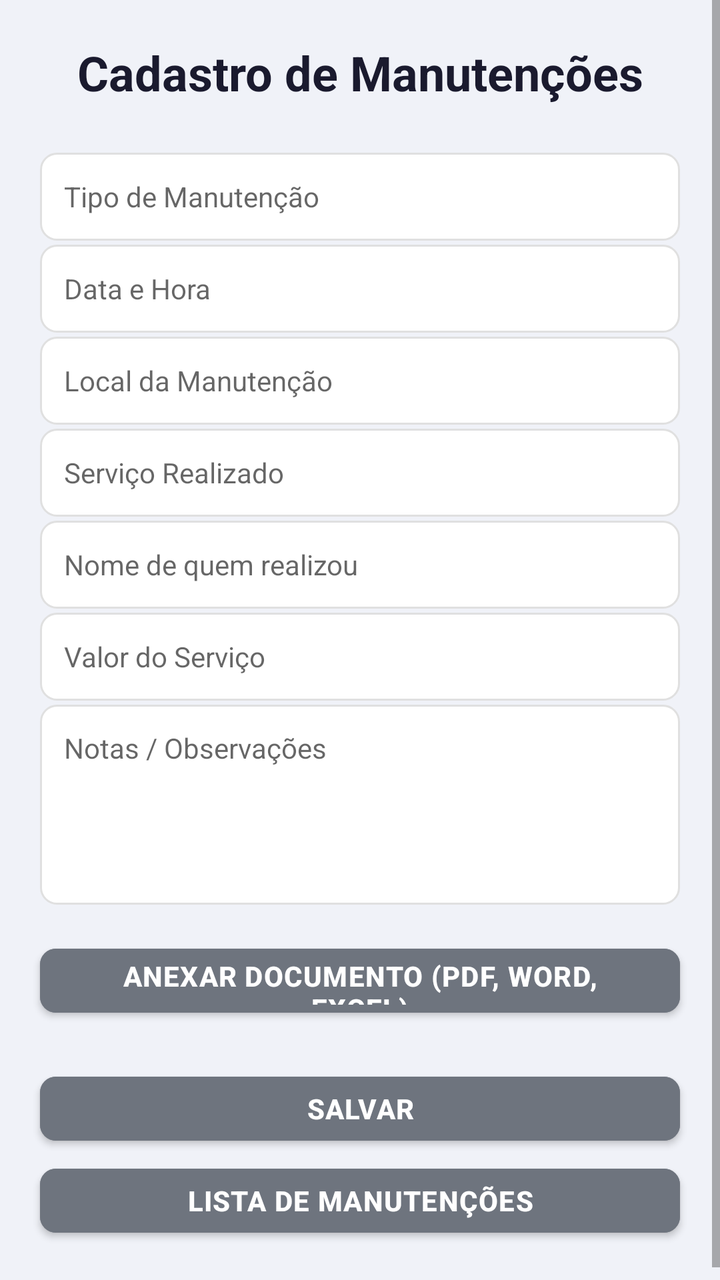
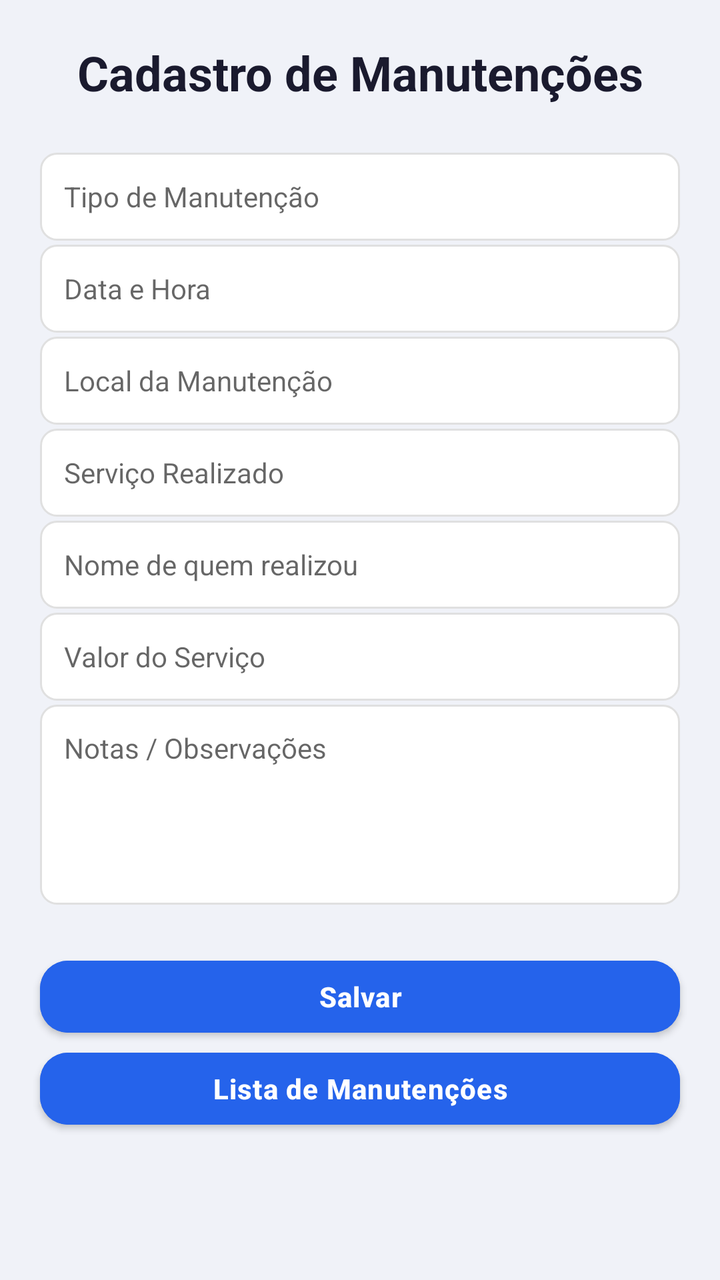

Screens rendered from an Android XML layout before and after an edit, with the pre-edit source and the edit as a unified diff.
<!-- AndroidManifest.xml: application theme AppTheme -->
<!-- res/layout/activity_cadastro_manutencao.xml -->
<?xml version="1.0" encoding="utf-8"?>
<ScrollView xmlns:android="http://schemas.android.com/apk/res/android"
    xmlns:app="http://schemas.android.com/apk/res-auto"
    android:layout_width="match_parent"
    android:layout_height="match_parent"
    android:fillViewport="true"
    android:background="#F0F2F8">

    <androidx.constraintlayout.widget.ConstraintLayout
        android:layout_width="match_parent"
        android:layout_height="wrap_content"
        android:paddingBottom="24dp">

        
        <TextView
            android:id="@+id/textTituloManutencao"
            android:layout_width="0dp"
            android:layout_height="wrap_content"
            android:text="Cadastro de Manutenções"
            android:textSize="24sp"
            android:textStyle="bold"
            android:textColor="#1A1A2E"
            android:gravity="center"
            android:layout_marginTop="20dp"
            app:layout_constraintTop_toTopOf="parent"
            app:layout_constraintStart_toStartOf="parent"
            app:layout_constraintEnd_toEndOf="parent" />

        
        <EditText
            android:id="@+id/editTipoManutencao"
            android:layout_width="0dp"
            android:layout_height="44dp"
            android:layout_marginStart="20dp"
            android:layout_marginEnd="20dp"
            android:layout_marginTop="24dp"
            android:hint="Tipo de Manutenção"
            android:background="@drawable/edittext_background"
            android:paddingStart="12dp"
            android:paddingEnd="12dp"
            android:textSize="14sp"
            app:layout_constraintTop_toBottomOf="@id/textTituloManutencao"
            app:layout_constraintStart_toStartOf="parent"
            app:layout_constraintEnd_toEndOf="parent" />

        
        <EditText
            android:id="@+id/editDataHora"
            android:layout_width="0dp"
            android:layout_height="44dp"
            android:layout_marginStart="20dp"
            android:layout_marginEnd="20dp"
            android:layout_marginTop="2dp"
            android:hint="Data e Hora"
            android:background="@drawable/edittext_background"
            android:paddingStart="12dp"
            android:paddingEnd="12dp"
            android:textSize="14sp"
            android:focusable="false"
            android:clickable="true"
            android:inputType="none"
            app:layout_constraintTop_toBottomOf="@id/editTipoManutencao"
            app:layout_constraintStart_toStartOf="parent"
            app:layout_constraintEnd_toEndOf="parent" />

        
        <EditText
            android:id="@+id/editLocal"
            android:layout_width="0dp"
            android:layout_height="44dp"
            android:layout_marginStart="20dp"
            android:layout_marginEnd="20dp"
            android:layout_marginTop="2dp"
            android:hint="Local da Manutenção"
            android:background="@drawable/edittext_background"
            android:paddingStart="12dp"
            android:paddingEnd="12dp"
            android:textSize="14sp"
            app:layout_constraintTop_toBottomOf="@id/editDataHora"
            app:layout_constraintStart_toStartOf="parent"
            app:layout_constraintEnd_toEndOf="parent" />

        
        <EditText
            android:id="@+id/editServico"
            android:layout_width="0dp"
            android:layout_height="44dp"
            android:layout_marginStart="20dp"
            android:layout_marginEnd="20dp"
            android:layout_marginTop="2dp"
            android:hint="Serviço Realizado"
            android:background="@drawable/edittext_background"
            android:paddingStart="12dp"
            android:paddingEnd="12dp"
            android:textSize="14sp"
            app:layout_constraintTop_toBottomOf="@id/editLocal"
            app:layout_constraintStart_toStartOf="parent"
            app:layout_constraintEnd_toEndOf="parent" />

        
        <EditText
            android:id="@+id/editResponsavel"
            android:layout_width="0dp"
            android:layout_height="44dp"
            android:layout_marginStart="20dp"
            android:layout_marginEnd="20dp"
            android:layout_marginTop="2dp"
            android:hint="Nome de quem realizou"
            android:background="@drawable/edittext_background"
            android:paddingStart="12dp"
            android:paddingEnd="12dp"
            android:textSize="14sp"
            app:layout_constraintTop_toBottomOf="@id/editServico"
            app:layout_constraintStart_toStartOf="parent"
            app:layout_constraintEnd_toEndOf="parent" />

        
        <EditText
            android:id="@+id/editValor"
            android:layout_width="0dp"
            android:layout_height="44dp"
            android:layout_marginStart="20dp"
            android:layout_marginEnd="20dp"
            android:layout_marginTop="2dp"
            android:hint="Valor do Serviço"
            android:background="@drawable/edittext_background"
            android:paddingStart="12dp"
            android:paddingEnd="12dp"
            android:textSize="14sp"
            android:inputType="numberDecimal"
            app:layout_constraintTop_toBottomOf="@id/editResponsavel"
            app:layout_constraintStart_toStartOf="parent"
            app:layout_constraintEnd_toEndOf="parent" />

        
        <EditText
            android:id="@+id/editNotas"
            android:layout_width="0dp"
            android:layout_height="100dp"
            android:layout_marginStart="20dp"
            android:layout_marginEnd="20dp"
            android:layout_marginTop="2dp"
            android:hint="Notas / Observações"
            android:background="@drawable/edittext_background"
            android:paddingStart="12dp"
            android:paddingEnd="12dp"
            android:paddingTop="12dp"
            android:paddingBottom="12dp"
            android:textSize="14sp"
            android:inputType="textMultiLine"
            android:gravity="top"
            app:layout_constraintTop_toBottomOf="@id/editValor"
            app:layout_constraintStart_toStartOf="parent"
            app:layout_constraintEnd_toEndOf="parent" />

        
        <Button
            android:id="@+id/buttonAnexar"
            android:layout_width="0dp"
            android:layout_height="44dp"
            android:layout_marginStart="20dp"
            android:layout_marginEnd="20dp"
            android:layout_marginTop="16dp"
            android:backgroundTint="#6E747E"
            android:elevation="2dp"
            android:letterSpacing="0.03"
            android:text="Anexar Documento (PDF, Word, Excel)"
            android:textColor="#FFFFFF"
            android:textSize="14sp"
            android:textStyle="bold"
            app:cornerRadius="8dp"
            app:layout_constraintTop_toBottomOf="@id/editNotas"
            app:layout_constraintStart_toStartOf="parent"
            app:layout_constraintEnd_toEndOf="parent" />

        
        <LinearLayout
            android:id="@+id/layoutAnexos"
            android:layout_width="0dp"
            android:layout_height="wrap_content"
            android:layout_marginStart="20dp"
            android:layout_marginEnd="20dp"
            android:layout_marginTop="4dp"
            android:orientation="vertical"
            app:layout_constraintTop_toBottomOf="@id/buttonAnexar"
            app:layout_constraintStart_toStartOf="parent"
            app:layout_constraintEnd_toEndOf="parent" />

        
        <Button
            android:id="@+id/buttonSalvarManutencao"
            android:layout_width="0dp"
            android:layout_height="44dp"
            android:layout_marginStart="20dp"
            android:layout_marginEnd="20dp"
            android:layout_marginTop="16dp"
            android:backgroundTint="#6E747E"
            android:elevation="2dp"
            android:letterSpacing="0.03"
            android:text="Salvar"
            android:textColor="#FFFFFF"
            android:textSize="14sp"
            android:textStyle="bold"
            app:cornerRadius="8dp"
            app:layout_constraintTop_toBottomOf="@id/layoutAnexos"
            app:layout_constraintStart_toStartOf="parent"
            app:layout_constraintEnd_toEndOf="parent" />

        
        <Button
            android:id="@+id/buttonListaManutencao"
            android:layout_width="0dp"
            android:layout_height="44dp"
            android:layout_marginStart="20dp"
            android:layout_marginEnd="20dp"
            android:layout_marginTop="2dp"
            android:backgroundTint="#6E747E"
            android:elevation="2dp"
            android:letterSpacing="0.03"
            android:text="Lista de Manutenções"
            android:textColor="#FFFFFF"
            android:textSize="14sp"
            android:textStyle="bold"
            app:cornerRadius="8dp"
            app:layout_constraintTop_toBottomOf="@id/buttonSalvarManutencao"
            app:layout_constraintStart_toStartOf="parent"
            app:layout_constraintEnd_toEndOf="parent" />

    </androidx.constraintlayout.widget.ConstraintLayout>
</ScrollView>
<!-- resources referenced by this layout -->
<resources>
  <!-- drawable edittext_background (drawable) -->
  <?xml version="1.0" encoding="utf-8"?>
  <shape xmlns:android="http://schemas.android.com/apk/res/android">
      <solid android:color="#FFFFFF" />
      <corners android:radius="8dp" />
      <stroke android:width="1dp" android:color="#E0E0E0" />
      <padding
          android:left="12dp"
          android:top="12dp"
          android:right="12dp"
          android:bottom="12dp" />
  </shape>
  <style name="AppTheme" parent="Theme.MaterialComponents.DayNight.DarkActionBar">
          <item name="colorPrimary">@color/colorPrimary</item>
          <item name="colorPrimaryDark">@color/black</item>
          <item name="colorAccent">@color/black</item>
          <item name="android:windowBackground">@color/white</item>
          <item name="android:textColor">@color/black</item>
          <item name="android:textColorPrimary">@color/corTitulo</item>
  
          
          <item name="materialButtonStyle">@style/Widget.Condominio.Button</item>
          <item name="textInputStyle">@style/Widget.Condominio.TextInputLayout</item>
      </style>
  <color name="colorPrimary">#062AF2</color>
  <color name="black">#000000</color>
  <color name="white">#FFFFFF</color>
  <color name="corTitulo">#070707</color>
  <style name="Widget.Condominio.Button" parent="Widget.MaterialComponents.Button">
          <item name="backgroundTint">@color/colorPrimary</item>
          <item name="android:textColor">@color/white</item>
          <item name="cornerRadius">8dp</item>
      </style>
  <style name="Widget.Condominio.TextInputLayout" parent="Widget.MaterialComponents.TextInputLayout.OutlinedBox">
          <item name="boxBackgroundColor">@color/white</item>
          <item name="boxStrokeColor">@color/colorPrimary</item>
          <item name="hintTextColor">@color/colorPrimary</item>
          <item name="android:textColorHint">@color/colorPrimary</item>
      </style>
</resources>

<!-- the commit's change to res/layout/activity_cadastro_manutencao.xml (unified diff, before → after) -->
@@ -154,35 +154,15 @@
             app:layout_constraintEnd_toEndOf="parent" />
 
         
-        <Button
-            android:id="@+id/buttonAnexar"
-            android:layout_width="0dp"
-            android:layout_height="44dp"
-            android:layout_marginStart="20dp"
-            android:layout_marginEnd="20dp"
-            android:layout_marginTop="16dp"
-            android:backgroundTint="#6E747E"
-            android:elevation="2dp"
-            android:letterSpacing="0.03"
-            android:text="Anexar Documento (PDF, Word, Excel)"
-            android:textColor="#FFFFFF"
-            android:textSize="14sp"
-            android:textStyle="bold"
-            app:cornerRadius="8dp"
+        <LinearLayout
+            android:id="@+id/painelAnexos"
+            android:layout_width="0dp"
+            android:layout_height="wrap_content"
+            android:layout_marginStart="20dp"
+            android:layout_marginEnd="20dp"
+            android:layout_marginTop="8dp"
+            android:orientation="vertical"
             app:layout_constraintTop_toBottomOf="@id/editNotas"
-            app:layout_constraintStart_toStartOf="parent"
-            app:layout_constraintEnd_toEndOf="parent" />
-
-        
-        <LinearLayout
-            android:id="@+id/layoutAnexos"
-            android:layout_width="0dp"
-            android:layout_height="wrap_content"
-            android:layout_marginStart="20dp"
-            android:layout_marginEnd="20dp"
-            android:layout_marginTop="4dp"
-            android:orientation="vertical"
-            app:layout_constraintTop_toBottomOf="@id/buttonAnexar"
             app:layout_constraintStart_toStartOf="parent"
             app:layout_constraintEnd_toEndOf="parent" />
 
@@ -194,15 +174,15 @@
             android:layout_marginStart="20dp"
             android:layout_marginEnd="20dp"
             android:layout_marginTop="16dp"
-            android:backgroundTint="#6E747E"
+            android:backgroundTint="@color/botaoPrimario"
             android:elevation="2dp"
             android:letterSpacing="0.03"
             android:text="Salvar"
             android:textColor="#FFFFFF"
             android:textSize="14sp"
             android:textStyle="bold"
-            app:cornerRadius="8dp"
-            app:layout_constraintTop_toBottomOf="@id/layoutAnexos"
+            app:cornerRadius="14dp"
+            app:layout_constraintTop_toBottomOf="@id/painelAnexos"
             app:layout_constraintStart_toStartOf="parent"
             app:layout_constraintEnd_toEndOf="parent" />
 
@@ -214,14 +194,14 @@
             android:layout_marginStart="20dp"
             android:layout_marginEnd="20dp"
             android:layout_marginTop="2dp"
-            android:backgroundTint="#6E747E"
+            android:backgroundTint="@color/botaoPrimario"
             android:elevation="2dp"
             android:letterSpacing="0.03"
             android:text="Lista de Manutenções"
             android:textColor="#FFFFFF"
             android:textSize="14sp"
             android:textStyle="bold"
-            app:cornerRadius="8dp"
+            app:cornerRadius="14dp"
             app:layout_constraintTop_toBottomOf="@id/buttonSalvarManutencao"
             app:layout_constraintStart_toStartOf="parent"
             app:layout_constraintEnd_toEndOf="parent" />
<!-- resource entries referenced after the edit -->
@@ -1,5 +1,6 @@
 <!-- resources referenced by this layout -->
 <resources>
+  <color name="botaoPrimario">#2563EB</color>
   <!-- drawable edittext_background (drawable) -->
   <?xml version="1.0" encoding="utf-8"?>
   <shape xmlns:android="http://schemas.android.com/apk/res/android">
@@ -24,14 +25,24 @@
           <item name="materialButtonStyle">@style/Widget.Condominio.Button</item>
           <item name="textInputStyle">@style/Widget.Condominio.TextInputLayout</item>
       </style>
-  <color name="colorPrimary">#062AF2</color>
+  <color name="colorPrimary">#1E3A8A</color>
   <color name="black">#000000</color>
   <color name="white">#FFFFFF</color>
   <color name="corTitulo">#070707</color>
   <style name="Widget.Condominio.Button" parent="Widget.MaterialComponents.Button">
-          <item name="backgroundTint">@color/colorPrimary</item>
+          <item name="backgroundTint">@color/botaoPrimario</item>
           <item name="android:textColor">@color/white</item>
-          <item name="cornerRadius">8dp</item>
+          <item name="cornerRadius">14dp</item>
+          <item name="android:textAllCaps">false</item>
+          <item name="android:textStyle">bold</item>
+          <item name="android:textSize">15sp</item>
+          <item name="android:letterSpacing">0.01</item>
+          <item name="android:minHeight">52dp</item>
+          <item name="android:insetTop">4dp</item>
+          <item name="android:insetBottom">4dp</item>
+          <item name="android:elevation">2dp</item>
+          <item name="iconTint">@color/white</item>
+          <item name="iconPadding">8dp</item>
       </style>
   <style name="Widget.Condominio.TextInputLayout" parent="Widget.MaterialComponents.TextInputLayout.OutlinedBox">
           <item name="boxBackgroundColor">@color/white</item>
